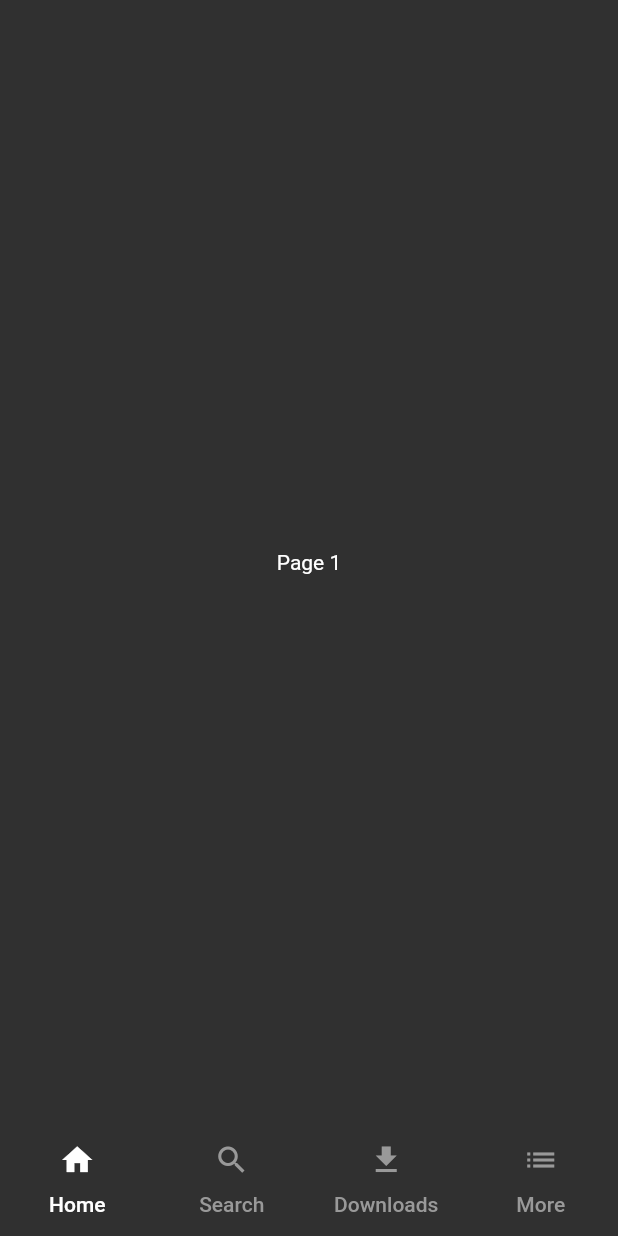
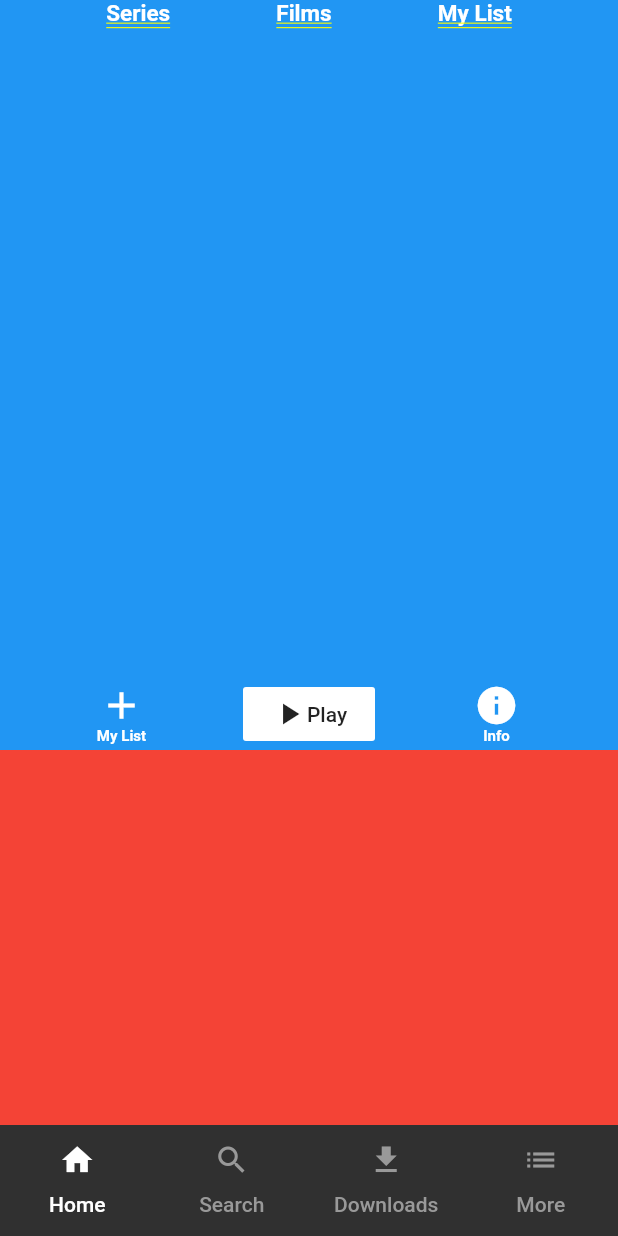
Before and after one commit to KalleHallden/Netflix_Clone, a Flutter app: the screen it shows after launch, on a phone screen of 412 x 824 dp. Run offline on Flutter 3.47's test engine with Material 2 defaults, Android fonts, the phone set to English and light mode, and no system bars; Roboto replaces fonts that are missing (Avenir next).

Commit message:
Scrollview implemented, and the first element in the list started

```diff
--- /dev/null
+++ b/netflix_clone/lib/homepage.dart
@@ -0,0 +1,93 @@
+import 'package:flutter/material.dart';
+
+class HomePage extends StatelessWidget {
+  @override
+  Widget build(BuildContext context) {
+    return MaterialApp(
+      theme: ThemeData(
+        primaryColor: Colors.black,
+      ),
+      home: HomeView()
+    );
+  }
+}
+class HomeView extends StatelessWidget {
+
+  TextStyle topMenuStyle = new TextStyle(fontFamily: 'Avenir next', fontSize: 15, color: Colors.white, fontWeight: FontWeight.w600);
+  TextStyle buttonInfoStyle = new TextStyle(fontFamily: 'Avenir next', fontSize: 10, color: Colors.white, fontWeight: FontWeight.w600);
+
+  @override
+  Widget build(BuildContext context) {
+    return new Container(
+        color: Colors.red,
+        child: Center(
+          child: ListView(
+          children: <Widget>[
+            Container(
+              height: 500,
+              color: Colors.blue, // we can change to be backgroundimage instead
+              child: Column(
+                mainAxisAlignment: MainAxisAlignment.spaceBetween,
+                children: <Widget>[
+                  Center(
+                    child: Row(
+                      mainAxisAlignment: MainAxisAlignment.spaceEvenly,
+                      children: <Widget>[
+                        Text('Series', style: topMenuStyle,),
+                        Text('Films', style: topMenuStyle),
+                        Text('My List', style: topMenuStyle)
+                      ],
+                    ),
+                  ),
+                  Center(
+                    child: Row(
+                      mainAxisAlignment: MainAxisAlignment.spaceEvenly,
+                      children: <Widget>[
+                        FlatButton(
+                          child: Column(
+                            children: <Widget>[
+                              Icon(Icons.add, color: Colors.white, size: 30),
+                              Text('My List', style: buttonInfoStyle,)
+                            ],
+                          ),
+                          onPressed: () {
+
+                          },
+                        ),
+                        FlatButton(
+                          color: Colors.white,
+                          child: Row(
+                            children: <Widget>[
+                              Icon(
+                                Icons.play_arrow
+                              ),
+                              Text("Play")
+                            ],
+                          ),
+                          onPressed: () {
+
+                          },
+                        ),
+                        FlatButton(
+                          child: Column(
+                            children: <Widget>[
+                              Icon(Icons.info, color: Colors.white, size: 30,),
+                              Text('Info', style: buttonInfoStyle,)
+                            ],
+                          ),
+                          onPressed: () {
+
+                          },
+                        )
+                      ],
+                    ),
+                  )
+                ],
+              ),
+            ),
+          ],
+      ),
+        )
+    );
+  }
+}
--- a/netflix_clone/lib/main.dart
+++ b/netflix_clone/lib/main.dart
@@ -1,4 +1,5 @@
 import 'package:flutter/material.dart';
+import 'homepage.dart';
 
 void main() => runApp(Netflix());
 
@@ -38,7 +39,7 @@ class NetflixTabBar extends StatelessWidget {
           ),
           body: TabBarView(
             children: [
-              Center( child: Text("Page 1"), ),
+              HomePage(),
               Center( child: Text("Page 2")),
               Center( child: Text("Page 3"),),
               Center( child: Text("Page 4")),
```
